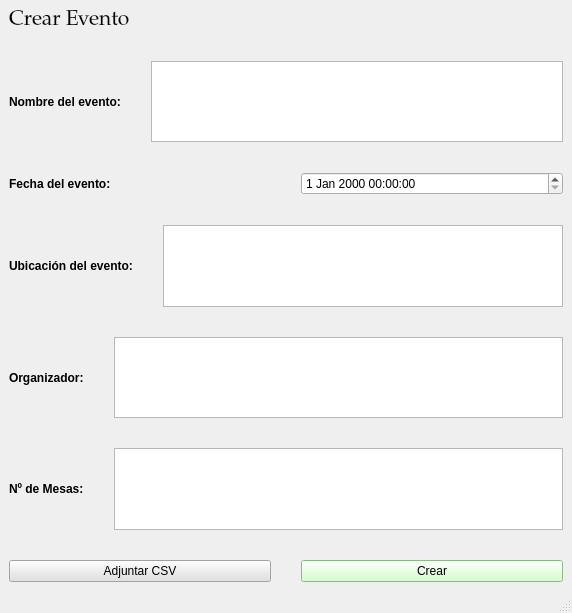
This is src/ui/CrearEvento.ui in IvanJesusCorbalanPascual/Gestor-de-Eventos as Qt 5 draws it before an edit. The edited form follows.
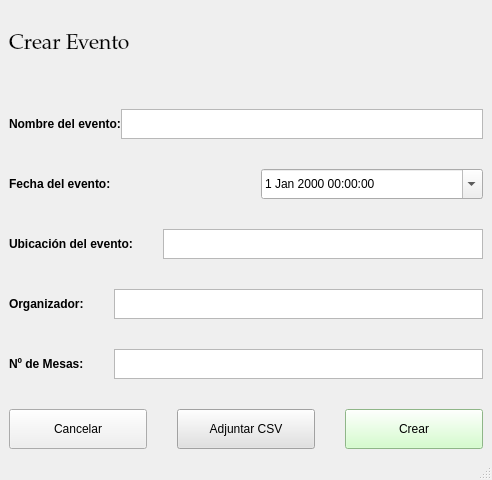
This is the edited form.

```diff
--- a/src/ui/CrearEvento.ui
+++ b/src/ui/CrearEvento.ui
@@ -6,7 +6,8 @@
    <rect>
     <x>0</x>
     <y>0</y>
-    <width>572</width> <height>613</height>
+    <width>492</width>
+    <height>480</height>
    </rect>
   </property>
   <property name="windowTitle">
@@ -35,8 +36,17 @@
     </item>
     <item>
      <layout class="QHBoxLayout" name="horizontalLayout">
+      <property name="spacing">
+       <number>0</number>
+      </property>
       <item>
        <widget class="QLabel" name="label_2">
+        <property name="maximumSize">
+         <size>
+          <width>16777215</width>
+          <height>30</height>
+         </size>
+        </property>
         <property name="font">
          <font>
           <weight>75</weight>
@@ -49,7 +59,27 @@
        </widget>
       </item>
       <item>
-       <widget class="QTextEdit" name="txtNomobreEvento"> <property name="placeholderText">
+       <widget class="QTextEdit" name="txtNomobreEvento">
+        <property name="maximumSize">
+         <size>
+          <width>16777215</width>
+          <height>30</height>
+         </size>
+        </property>
+        <property name="layoutDirection">
+         <enum>Qt::LeftToRight</enum>
+        </property>
+        <property name="styleSheet">
+         <string notr="true"/>
+        </property>
+        <property name="html">
+         <string>&lt;!DOCTYPE HTML PUBLIC &quot;-//W3C//DTD HTML 4.0//EN&quot; &quot;http://www.w3.org/TR/REC-html40/strict.dtd&quot;&gt;
+&lt;html&gt;&lt;head&gt;&lt;meta name=&quot;qrichtext&quot; content=&quot;1&quot; /&gt;&lt;style type=&quot;text/css&quot;&gt;
+p, li { white-space: pre-wrap; }
+&lt;/style&gt;&lt;/head&gt;&lt;body style=&quot; font-family:'MS Shell Dlg 2'; font-size:8.25pt; font-weight:400; font-style:normal;&quot;&gt;
+&lt;p align=&quot;center&quot; style=&quot;-qt-paragraph-type:empty; margin-top:0px; margin-bottom:0px; margin-left:0px; margin-right:0px; -qt-block-indent:0; text-indent:0px; font-size:8pt;&quot;&gt;&lt;br /&gt;&lt;/p&gt;&lt;/body&gt;&lt;/html&gt;</string>
+        </property>
+        <property name="placeholderText">
          <string/>
         </property>
        </widget>
@@ -72,13 +102,33 @@
        </widget>
       </item>
       <item>
-       <widget class="QDateTimeEdit" name="dateFechaEvento"/> </item>
+       <widget class="QDateTimeEdit" name="dateFechaEvento">
+        <property name="maximumSize">
+         <size>
+          <width>16777215</width>
+          <height>30</height>
+         </size>
+        </property>
+        <property name="locale">
+         <locale language="English" country="UnitedStates"/>
+        </property>
+        <property name="calendarPopup">
+         <bool>true</bool>
+        </property>
+       </widget>
+      </item>
      </layout>
     </item>
     <item>
      <layout class="QHBoxLayout" name="horizontalLayout_3">
       <item>
        <widget class="QLabel" name="label_4">
+        <property name="maximumSize">
+         <size>
+          <width>16777215</width>
+          <height>30</height>
+         </size>
+        </property>
         <property name="font">
          <font>
           <weight>75</weight>
@@ -91,7 +141,14 @@
        </widget>
       </item>
       <item>
-       <widget class="QTextEdit" name="txtUbicacion"> <property name="placeholderText">
+       <widget class="QTextEdit" name="txtUbicacion">
+        <property name="maximumSize">
+         <size>
+          <width>16777215</width>
+          <height>30</height>
+         </size>
+        </property>
+        <property name="placeholderText">
          <string/>
         </property>
        </widget>
@@ -102,6 +159,12 @@
      <layout class="QHBoxLayout" name="horizontalLayout_4">
       <item>
        <widget class="QLabel" name="label">
+        <property name="maximumSize">
+         <size>
+          <width>16777215</width>
+          <height>30</height>
+         </size>
+        </property>
         <property name="font">
          <font>
           <weight>75</weight>
@@ -114,7 +177,14 @@
        </widget>
       </item>
       <item>
-       <widget class="QTextEdit" name="txtOrganizador"> <property name="placeholderText">
+       <widget class="QTextEdit" name="txtOrganizador">
+        <property name="maximumSize">
+         <size>
+          <width>16777215</width>
+          <height>30</height>
+         </size>
+        </property>
+        <property name="placeholderText">
          <string/>
         </property>
        </widget>
@@ -125,6 +195,12 @@
      <layout class="QHBoxLayout" name="horizontalLayout_5">
       <item>
        <widget class="QLabel" name="label_5">
+        <property name="maximumSize">
+         <size>
+          <width>16777215</width>
+          <height>30</height>
+         </size>
+        </property>
         <property name="font">
          <font>
           <weight>75</weight>
@@ -137,7 +213,24 @@
        </widget>
       </item>
       <item>
-       <widget class="QTextEdit" name="txtNumMesas"> <property name="placeholderText">
+       <widget class="QTextEdit" name="txtNumMesas">
+        <property name="maximumSize">
+         <size>
+          <width>10000</width>
+          <height>30</height>
+         </size>
+        </property>
+        <property name="layoutDirection">
+         <enum>Qt::RightToLeft</enum>
+        </property>
+        <property name="html">
+         <string>&lt;!DOCTYPE HTML PUBLIC &quot;-//W3C//DTD HTML 4.0//EN&quot; &quot;http://www.w3.org/TR/REC-html40/strict.dtd&quot;&gt;
+&lt;html&gt;&lt;head&gt;&lt;meta name=&quot;qrichtext&quot; content=&quot;1&quot; /&gt;&lt;style type=&quot;text/css&quot;&gt;
+p, li { white-space: pre-wrap; }
+&lt;/style&gt;&lt;/head&gt;&lt;body style=&quot; font-family:'MS Shell Dlg 2'; font-size:8.25pt; font-weight:400; font-style:normal;&quot;&gt;
+&lt;p style=&quot;-qt-paragraph-type:empty; margin-top:0px; margin-bottom:0px; margin-left:0px; margin-right:0px; -qt-block-indent:0; text-indent:0px;&quot;&gt;&lt;br /&gt;&lt;/p&gt;&lt;/body&gt;&lt;/html&gt;</string>
+        </property>
+        <property name="placeholderText">
          <string/>
         </property>
        </widget>
@@ -146,8 +239,31 @@
     </item>
     <item>
      <layout class="QHBoxLayout" name="horizontalLayout_6">
+      <property name="spacing">
+       <number>30</number>
+      </property>
       <item>
-       <widget class="QPushButton" name="btnAdjuntarCSV"> <property name="styleSheet">
+       <widget class="QPushButton" name="btnCancelar">
+        <property name="minimumSize">
+         <size>
+          <width>0</width>
+          <height>40</height>
+         </size>
+        </property>
+        <property name="text">
+         <string>Cancelar</string>
+        </property>
+       </widget>
+      </item>
+      <item>
+       <widget class="QPushButton" name="btnAdjuntarCSV">
+        <property name="minimumSize">
+         <size>
+          <width>0</width>
+          <height>40</height>
+         </size>
+        </property>
+        <property name="styleSheet">
          <string notr="true">QWidget {
 	background-color: rgb(225, 225, 225); /* Se toma el color del segundo bloque (btnActualizarCSVCrear) */
 }</string>
@@ -158,7 +274,14 @@
        </widget>
       </item>
       <item>
-       <widget class="QPushButton" name="btnCrearEvento"> <property name="styleSheet">
+       <widget class="QPushButton" name="btnCrearEvento">
+        <property name="minimumSize">
+         <size>
+          <width>0</width>
+          <height>40</height>
+         </size>
+        </property>
+        <property name="styleSheet">
          <string notr="true">QWidget {
 	background-color: rgb(200, 255, 190); /* Se toma el color del segundo bloque (btnCrear) */
 }</string>
```
Left out of the diff: 3 changed lines with no effect on the pictures.
